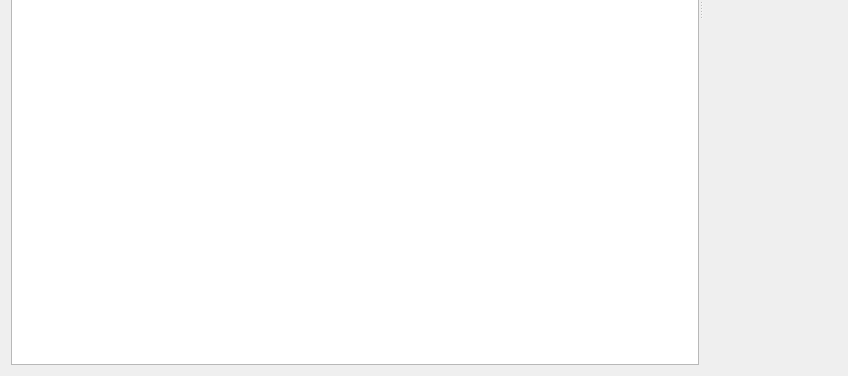
This is src/pcot/assets/ui/inputs/inputparc.ui in AU-ExoMars/PCOT as Qt 5 draws it before an edit; both pictures show x 0 to 848 and y 359 to 735 of the 983 by 735 pixel window. The edited form follows.
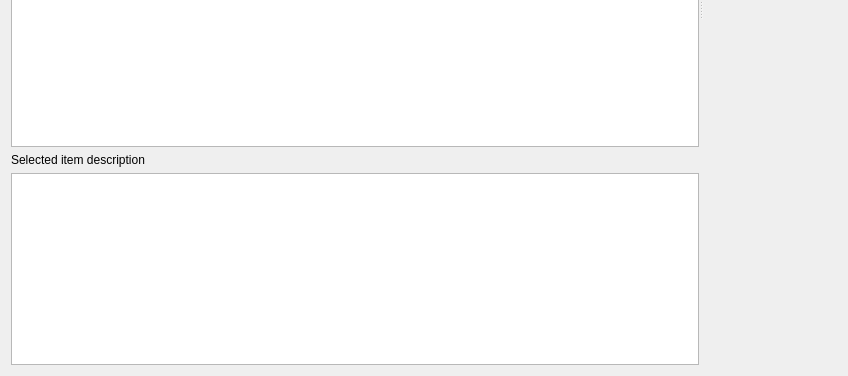
This is the edited form. Custom widgets are drawn as their Qt base class.

Commit message: PARC input shows item description, loads data without an input node, works without widget-loaded manifest

```diff
--- a/src/pcot/assets/ui/inputs/inputparc.ui
+++ b/src/pcot/assets/ui/inputs/inputparc.ui
@@ -58,7 +58,7 @@
          <property name="sizePolicy">
           <sizepolicy hsizetype="Minimum" vsizetype="Expanding">
            <horstretch>0</horstretch>
-           <verstretch>0</verstretch>
+           <verstretch>1</verstretch>
           </sizepolicy>
          </property>
          <property name="selectionMode">
@@ -75,6 +75,20 @@
          </attribute>
         </widget>
        </item>
+       <item>
+        <widget class="QLabel" name="label">
+         <property name="text">
+          <string>Selected item description</string>
+         </property>
+        </widget>
+       </item>
+       <item>
+        <widget class="QPlainTextEdit" name="itemDescription">
+         <property name="readOnly">
+          <bool>true</bool>
+         </property>
+        </widget>
+       </item>
       </layout>
      </widget>
      <widget class="DataWidget" name="data" native="true">
```
The commit also changes 1 other file.
